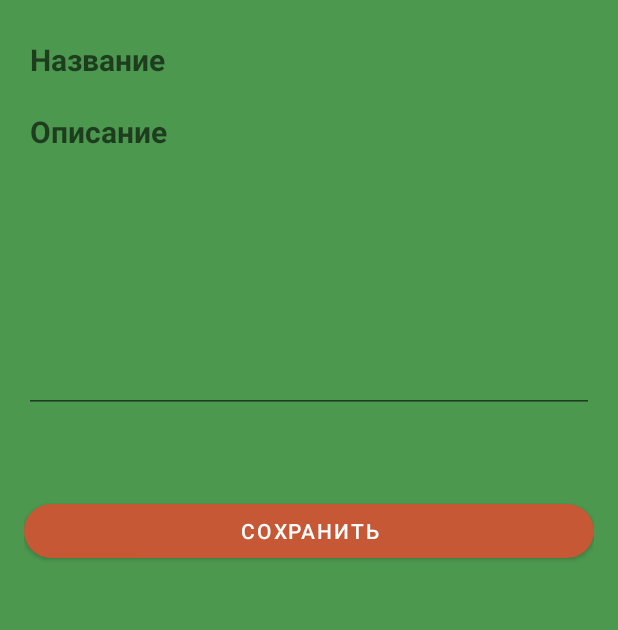
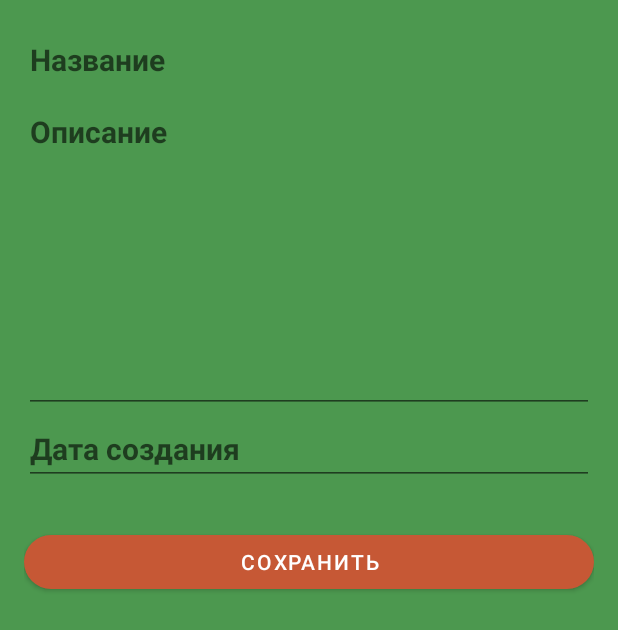
Before and after one commit to Amina1000/Notes, an Android app: the layout fragment_note.xml on its own in the app's theme, with its tools: preview values and no code run, on a phone screen of 412 x 824 dp. Shown: the top 630 px of the screen. Run offline under Robolectric (Android 15) with nearby library versions, the phone set to English and light mode, and no system bars.

Commit message:
Урок 9 5. Поправила замечная 7-го урока

```diff
--- a/app/src/main/java/com/example/notes/NoteListFragment.java
+++ b/app/src/main/java/com/example/notes/NoteListFragment.java
@@ -17,6 +17,7 @@ import androidx.recyclerview.widget.LinearLayoutManager;
 import androidx.recyclerview.widget.RecyclerView;
 
 import java.util.ArrayList;
+import java.util.Calendar;
 import java.util.List;
 import java.util.Objects;
 
@@ -61,7 +62,7 @@ public class NoteListFragment extends Fragment {
             // изображения
             // заполнение источника данных
             for (int i = 0; i < descriptions.length; i++) {
-                Note note = new Note(titles[i], descriptions[i]);
+                Note note = new Note(titles[i], descriptions[i], Calendar.getInstance().getTime());
                 objectListItem.add(note.getDate());
                 objectListItem.add(note);
             }
@@ -76,7 +77,7 @@ public class NoteListFragment extends Fragment {
             popup.show();
             popup.setOnMenuItemClickListener(item -> {
                 if (item.getItemId() == R.id.action_add) {
-                    Note newNote = new Note("", "");
+                    Note newNote = new Note("", "",Calendar.getInstance().getTime());
                     addUpdateNote(newNote, data.size());
                     return true;
                 } else if (item.getItemId() == R.id.action_clear) {
--- a/app/src/main/java/com/example/notes/Settings.java
+++ b/app/src/main/java/com/example/notes/Settings.java
@@ -8,6 +8,6 @@ package com.example.notes;
  */
 public class Settings {
     public static final String SHARED_PREFERENCE_NAME = "FragmentNavigation";
-    public static final String FONT_SIZE = "FONT_SIZE";
+    public static final String FONT_SIZE_KEY = "FONT_SIZE_KEY";
     public static int fontSize = 20;
 }
--- a/app/src/main/java/com/example/notes/SettingsFragment.java
+++ b/app/src/main/java/com/example/notes/SettingsFragment.java
@@ -49,7 +49,7 @@ public class SettingsFragment extends Fragment {
         SharedPreferences sharedPref = requireActivity().getSharedPreferences(Settings.SHARED_PREFERENCE_NAME, Context.MODE_PRIVATE);
         // Настройки сохраняются посредством специального класса editor
         SharedPreferences.Editor editor = sharedPref.edit();
-        editor.putInt(Settings.FONT_SIZE, Settings.fontSize);
+        editor.putInt(Settings.FONT_SIZE_KEY, Settings.fontSize);
         editor.apply();
 
     }
--- a/app/src/main/res/layout/fragment_note.xml
+++ b/app/src/main/res/layout/fragment_note.xml
@@ -24,9 +24,12 @@
         android:hint="@string/desc"
         android:lines="8"
         android:scrollbars="vertical" />
-    <TextView
+    <EditText
         android:id="@+id/date"
-        style="@style/style" />
+        style="@style/style"
+        android:autofillHints="username"
+        android:hint="@string/date"
+        android:inputType="date"/>
     <TextView
         android:id="@+id/author"
         style="@style/style" />
--- a/app/src/main/res/values/strings.xml
+++ b/app/src/main/res/values/strings.xml
@@ -25,4 +25,5 @@
     <string name="navigation_drawer_close">Закрыть навигацию</string>
     <string name="about_app">Это приложение вам поможет организовать ваш день</string>
     <string name="group_title">Группа</string>
+    <string name="date">Дата создания</string>
 </resources>
```
Also changed, not shown: app/src/main/java/com/example/notes/MainActivity.java (+16 -18 lines), app/src/main/java/com/example/notes/Navigation.java (added, +31 -0 lines), app/src/main/java/com/example/notes/Note.java (+5 -3 lines), app/src/main/java/com/example/notes/NoteFragment.java (+6 -4 lines).
